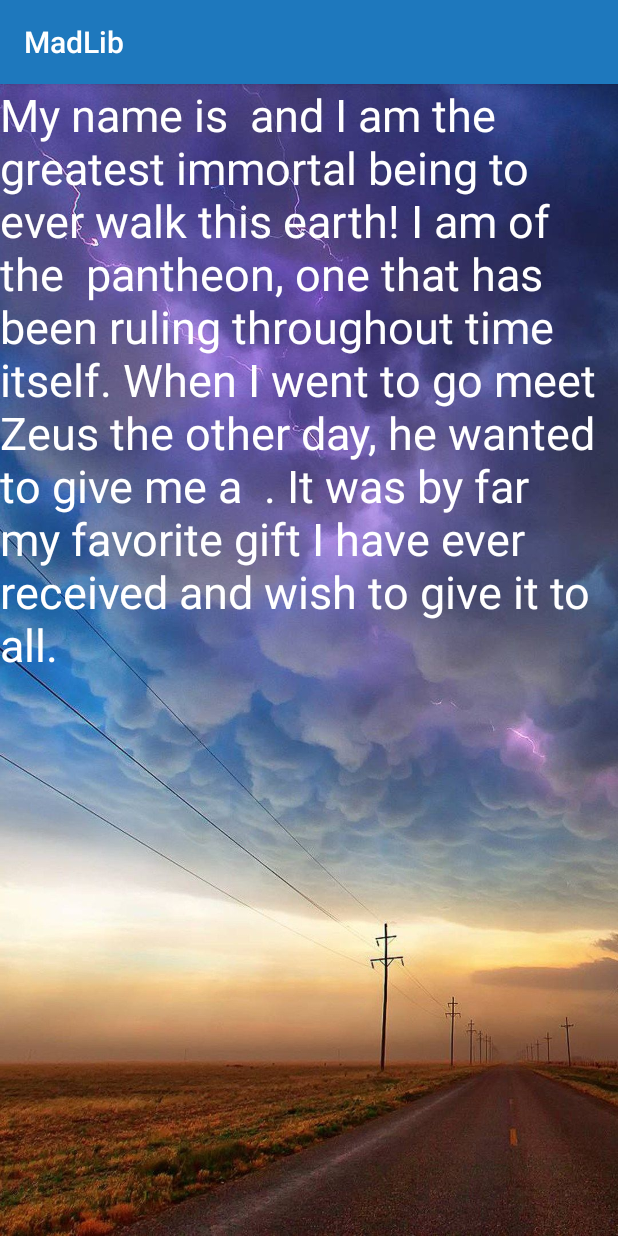
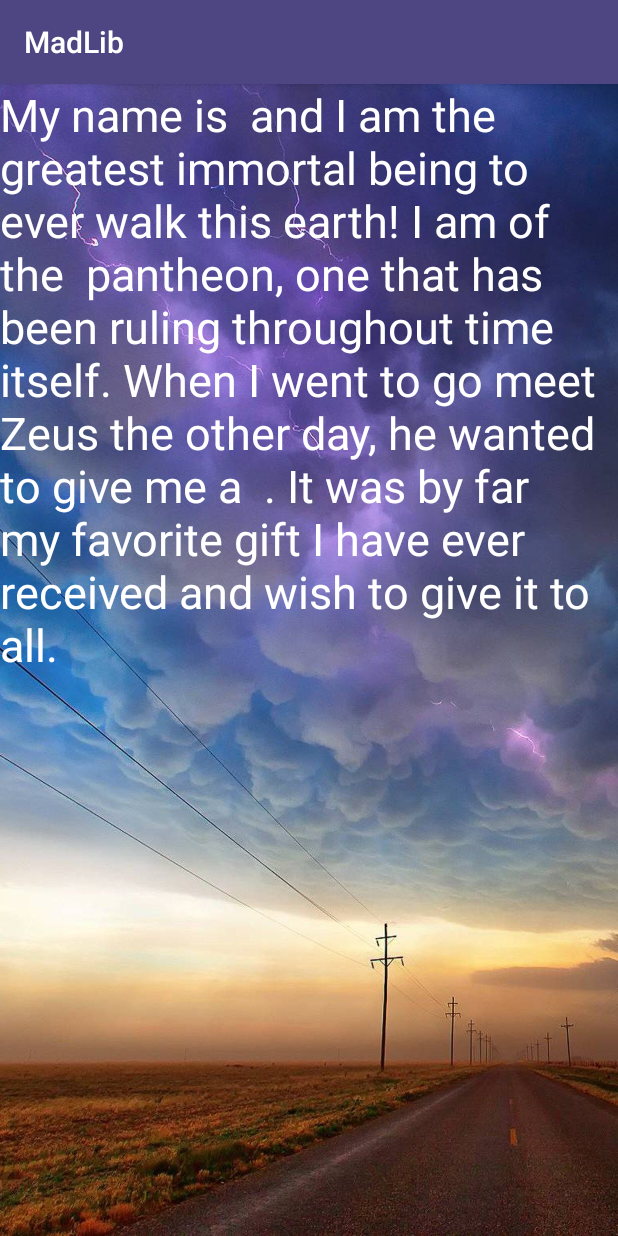
Before and after one commit to imaboss90/MadLib, an Android app: the screen it shows after launch (InfoActivity), after a tap on "SEND INFO", on a phone screen of 412 x 824 dp. Run offline under Robolectric (Android 15) with nearby library versions, the phone set to English and light mode, and no system bars; 1 statement that could not run was skipped.

Commit message:
First commit

```diff
--- a/app/src/main/java/com/example/madlib/InfoActivity.java
+++ b/app/src/main/java/com/example/madlib/InfoActivity.java
@@ -16,10 +16,12 @@ public class InfoActivity extends AppCompatActivity {
 
     @Override
     protected void onCreate(Bundle savedInstanceState) {
+        setTheme(R.style.myTheme);
         super.onCreate(savedInstanceState);
         setContentView(R.layout.activity_info);
 
-        setTheme();
+        //setTheme();
+
 
         Intent intent = getIntent();
         String myName = intent.getStringExtra(MY_NAME);
--- a/app/src/main/java/com/example/madlib/MainActivity.java
+++ b/app/src/main/java/com/example/madlib/MainActivity.java
@@ -4,12 +4,17 @@ import android.content.Intent;
 import android.support.v7.app.AppCompatActivity;
 import android.os.Bundle;
 import android.view.View;
+import android.widget.ArrayAdapter;
 import android.widget.EditText;
+import android.widget.Spinner;
 
 public class MainActivity extends AppCompatActivity {
 
     @Override
     protected void onCreate(Bundle savedInstanceState) {
+        Spinner spin = findViewById(R.id.spinner);
+        ArrayAdapter<String> adapter = new ArrayAdapter<>(this, R.layout.my_spinner);
+        spin.setAdapter(adapter);
         super.onCreate(savedInstanceState);
         setContentView(R.layout.activity_main);
     }
--- a/app/src/main/res/values/colors.xml
+++ b/app/src/main/res/values/colors.xml
@@ -3,5 +3,7 @@
     <color name="colorPrimary">#1E78BD</color>
     <color name="colorPrimaryDark">#FF9800</color>
     <color name="colorAccent">#FFFFFF</color>
+    <color name="newTheme">#4E4682</color>
+    <color name="accTheme">#8471C5</color>
     <color name="fontColor">#FF9800</color>
 </resources>
--- a/app/src/main/res/values/styles.xml
+++ b/app/src/main/res/values/styles.xml
@@ -8,4 +8,11 @@
         <item name="colorAccent">@color/colorAccent</item>
     </style>
 
+    <style name="myTheme" parent="Theme.AppCompat.Light.DarkActionBar">
+        <!-- Customize your theme here. -->
+        <item name="colorPrimary">@color/newTheme</item>
+        <item name="colorPrimaryDark">@color/accTheme</item>
+        <item name="colorAccent">@color/colorAccent</item>
+    </style>
+
 </resources>
```
Also changed, not shown: app/src/main/res/layout/activity_main.xml (+36 -18 lines), app/src/main/res/layout/my_spinner.xml (added, +9 -0 lines), app/src/main/res/values/strings.xml (+8 -0 lines).
